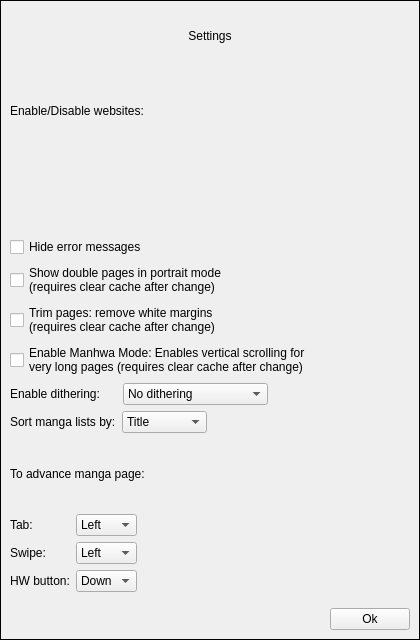
Above: widgets/settingsdialog.ui from Rain92/UltimateMangaReader before the change. Below: the same form after it.
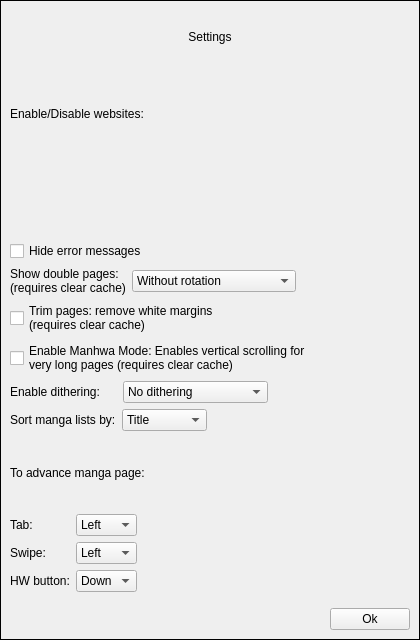
That is the form after the change.

Commit message: Add rotation setting for double pages

Patch:
```diff
--- a/widgets/settingsdialog.ui
+++ b/widgets/settingsdialog.ui
@@ -166,18 +166,60 @@
         </widget>
        </item>
        <item>
-        <widget class="QCheckBox" name="checkBoxDoublePages">
-         <property name="text">
-          <string>Show double pages in portrait mode 
-(requires clear cache after change)</string>
-         </property>
-        </widget>
+        <layout class="QHBoxLayout" name="horizontalLayout_5">
+         <item>
+          <widget class="QLabel" name="label_8">
+           <property name="text">
+            <string>Show double pages:
+(requires clear cache)</string>
+           </property>
+          </widget>
+         </item>
+         <item>
+          <widget class="QComboBox" name="comboBoxDoublePageMode">
+           <property name="sizePolicy">
+            <sizepolicy hsizetype="Expanding" vsizetype="Fixed">
+             <horstretch>0</horstretch>
+             <verstretch>0</verstretch>
+            </sizepolicy>
+           </property>
+           <item>
+            <property name="text">
+             <string>Without rotation</string>
+            </property>
+           </item>
+           <item>
+            <property name="text">
+             <string>Fullscreen, rotated CW</string>
+            </property>
+           </item>
+           <item>
+            <property name="text">
+             <string>Fullscreen, rotated CCW</string>
+            </property>
+           </item>
+          </widget>
+         </item>
+         <item>
+          <spacer name="horizontalSpacer_5">
+           <property name="orientation">
+            <enum>Qt::Horizontal</enum>
+           </property>
+           <property name="sizeHint" stdset="0">
+            <size>
+             <width>40</width>
+             <height>20</height>
+            </size>
+           </property>
+          </spacer>
+         </item>
+        </layout>
        </item>
        <item>
         <widget class="QCheckBox" name="checkBoxTrim">
          <property name="text">
           <string>Trim pages: remove white margins 
-(requires clear cache after change)</string>
+(requires clear cache)</string>
          </property>
         </widget>
        </item>
@@ -185,7 +227,7 @@
         <widget class="QCheckBox" name="checkBoxManhwaMode">
          <property name="text">
           <string>Enable Manhwa Mode: Enables vertical scrolling for 
-very long pages (requires clear cache after change)</string>
+very long pages (requires clear cache)</string>
          </property>
         </widget>
        </item>
```
The commit also changes 9 other files.
